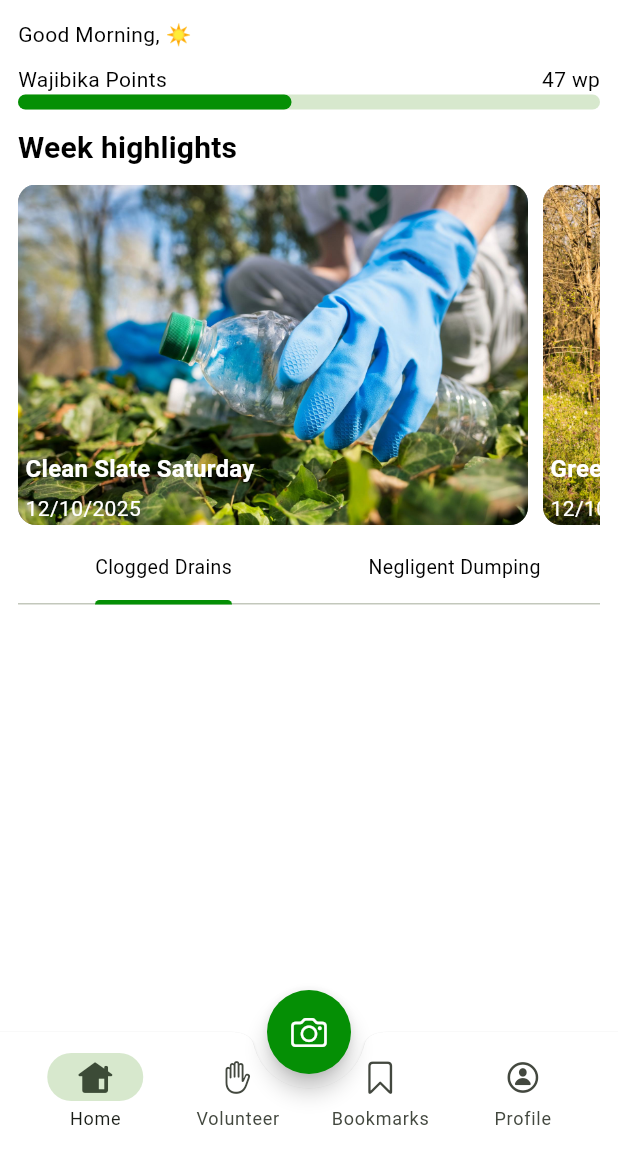
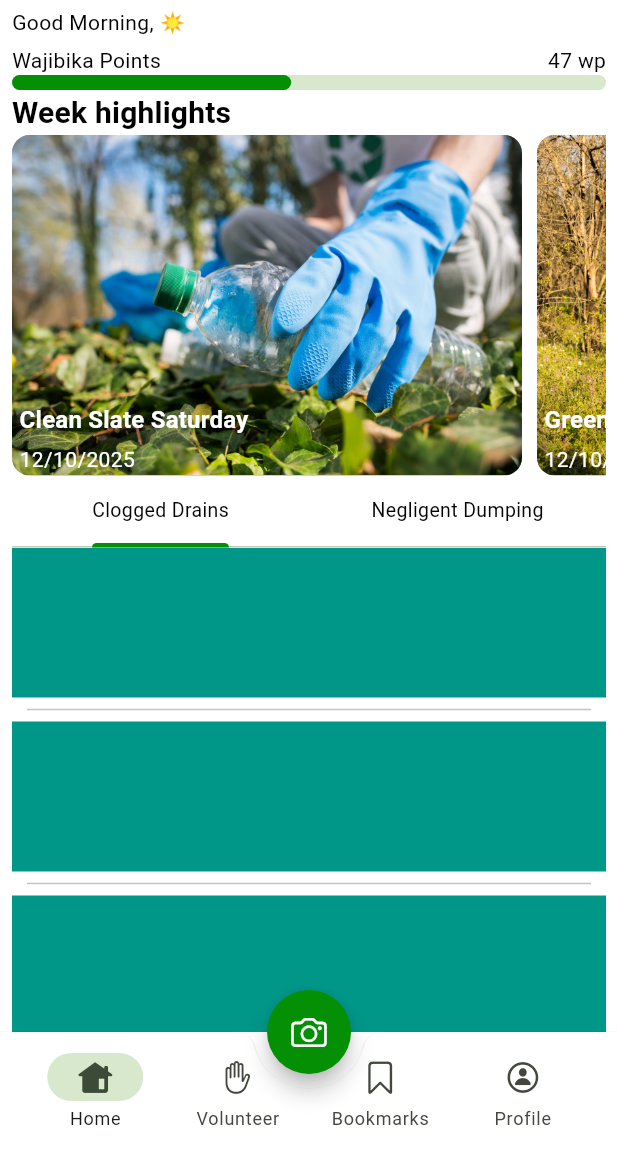
Before and after one commit to H-Munene/Wajibika_Mobile, a Flutter app: the BottomNav screen opened directly, on a phone screen of 412 x 824 dp, the part 84-1236 px from its top. Run offline on Flutter 3.47's test engine with Material 3 defaults, Android fonts, the phone set to English and light mode, and no system bars; our stand-ins replace bloc, cherry_toast, fluentui_system_icons, flutter_bloc, flutter_heatmap_calendar, font_awesome_flutter and 7 more; accounts and stored records are empty; project files that could hold a hidden picture were left out.

Commit message:
refactor: nested scrolling for home

```diff
--- a/lib/core/utils/dimensions.dart
+++ b/lib/core/utils/dimensions.dart
@@ -6,10 +6,7 @@ class AppDimensions {
   static BorderRadius focussedCircleBorderRadius = BorderRadius.circular(12);
   static BorderRadius bottomSheetCircleBorderRadius = BorderRadius.circular(15);
 
-  static EdgeInsets pagePadding = const EdgeInsets.symmetric(
-    vertical: 3,
-    horizontal: 12,
-  );
+  static EdgeInsets pagePadding = const EdgeInsets.symmetric(horizontal: 8);
 
   static EdgeInsets bottomSheetPadding = const EdgeInsets.symmetric(
     vertical: 5,
@@ -17,7 +14,7 @@ class AppDimensions {
   );
 
   static const EdgeInsets textfieldVerticalSpacing = EdgeInsets.symmetric(
-    vertical: 10,
+    vertical: 5,
   );
 
   static const double iconSize = 22;
--- a/lib/presentation/pages/auth/bottom_nav.dart
+++ b/lib/presentation/pages/auth/bottom_nav.dart
@@ -116,9 +116,7 @@ class _BottomNavState extends State<BottomNav> {
           }
         },
         builder: (context, state) {
-          return SafeArea(
-            child: SingleChildScrollView(child: screens[_currentIndex]),
-          );
+          return SafeArea(child: screens[_currentIndex]);
         },
       ),
     );
--- a/lib/presentation/pages/auth/screens/home/home_feed.dart
+++ b/lib/presentation/pages/auth/screens/home/home_feed.dart
@@ -31,16 +31,14 @@ class _HomeFeedState extends State<HomeFeed> with TickerProviderStateMixin {
     final textTheme = Theme.of(context).textTheme;
     final username = context.read<UserProvider>().userModel.username;
 
-    return SingleChildScrollView(
-      physics: const ClampingScrollPhysics(),
-      child: Padding(
+    return Padding(
       padding: AppDimensions.pagePadding,
+      child: NestedScrollView(
+        headerSliverBuilder:
+            (context, isInnerBoxScrolled) => [
+              SliverToBoxAdapter(
                 child: Column(
-          spacing: 5,
-          crossAxisAlignment: CrossAxisAlignment.start,
-          children: [
-            // TODO: welcome user  -> use rich text
-            Column(
+                  // spacing: 5,
                   crossAxisAlignment: CrossAxisAlignment.start,
                   children: [
                     CustomRichText(
@@ -50,20 +48,21 @@ class _HomeFeedState extends State<HomeFeed> with TickerProviderStateMixin {
                     ),
 
                     WajibikaPointsProgress(wajibikaPoints: wajibikaPoints),
-              ],
-            ),
-            // tackled projects highlights
-            Padding(
-              padding: const EdgeInsetsDirectional.symmetric(vertical: 5),
-              child: Text(
+                    Text(
                       'Week highlights',
                       style: textTheme.titleMedium?.copyWith(fontSize: 20),
                     ),
+                    const WeekHighlights(),
+                  ],
                 ),
-
-            const WeekHighlights(),
-
-            TabBar(
+              ),
+              SliverAppBar(
+                pinned: true,
+                surfaceTintColor: Colors.white,
+                primary: false,
+                toolbarHeight: 0,
+                backgroundColor: Colors.white,
+                bottom: TabBar(
                   controller: _tabController,
                   tabs: [
                     Tab(
@@ -80,6 +79,27 @@ class _HomeFeedState extends State<HomeFeed> with TickerProviderStateMixin {
                     ),
                   ],
                 ),
+              ),
+            ],
+        body: TabBarView(
+          controller: _tabController,
+          children: [
+            ListView.separated(
+              itemBuilder:
+                  (context, index) =>
+                      Container(height: 100, width: 200, color: Colors.teal),
+              separatorBuilder:
+                  (context, index) => const Divider(indent: 10, endIndent: 10),
+              itemCount: 10,
+            ),
+            ListView.separated(
+              itemBuilder:
+                  (context, index) =>
+                      Container(height: 100, width: 200, color: Colors.green),
+              separatorBuilder:
+                  (context, index) => const Divider(indent: 10, endIndent: 10),
+              itemCount: 10,
+            ),
           ],
         ),
       ),
@@ -88,3 +108,51 @@ class _HomeFeedState extends State<HomeFeed> with TickerProviderStateMixin {
 }
 
 // add page scroll indicator for weekly highlights
+
+// Column(
+//         spacing: 5,
+//         crossAxisAlignment: CrossAxisAlignment.start,
+//         children: [
+//           // TODO: welcome user  -> use rich text
+//           Column(
+//             crossAxisAlignment: CrossAxisAlignment.start,
+//             children: [
+//               CustomRichText(
+//                 highlightColor: Colors.black,
+//                 regularText: 'Good Morning, ',
+//                 highlightedText: '$username☀️',
+//               ),
+
+//               WajibikaPointsProgress(wajibikaPoints: wajibikaPoints),
+//             ],
+//           ),
+//           // tackled projects highlights
+//           Padding(
+//             padding: const EdgeInsetsDirectional.symmetric(vertical: 5),
+//             child: Text(
+//               'Week highlights',
+//               style: textTheme.titleMedium?.copyWith(fontSize: 20),
+//             ),
+//           ),
+
+//           const WeekHighlights(),
+
+//           TabBar(
+//             controller: _tabController,
+//             tabs: [
+//               Tab(
+//                 child: Text(
+//                   'Clogged Drains',
+//                   style: textTheme.bodyMedium?.copyWith(fontSize: 13),
+//                 ),
+//               ),
+//               Tab(
+//                 child: Text(
+//                   'Negligent Dumping',
+//                   style: textTheme.bodyMedium?.copyWith(fontSize: 13),
+//                 ),
+//               ),
+//             ],
+//           ),
+//         ],
+//       )
--- a/lib/presentation/widgets/wajibika_points_progress.dart
+++ b/lib/presentation/widgets/wajibika_points_progress.dart
@@ -69,7 +69,6 @@ class _WajibikaPointsProgressState extends State<WajibikaPointsProgress>
               100,
           minHeight: 10,
           color: AppColors.primaryColor,
-          trackGap: 2,
         ),
       ],
     );
```
Lines whose indentation alone changed are shown as unchanged.
